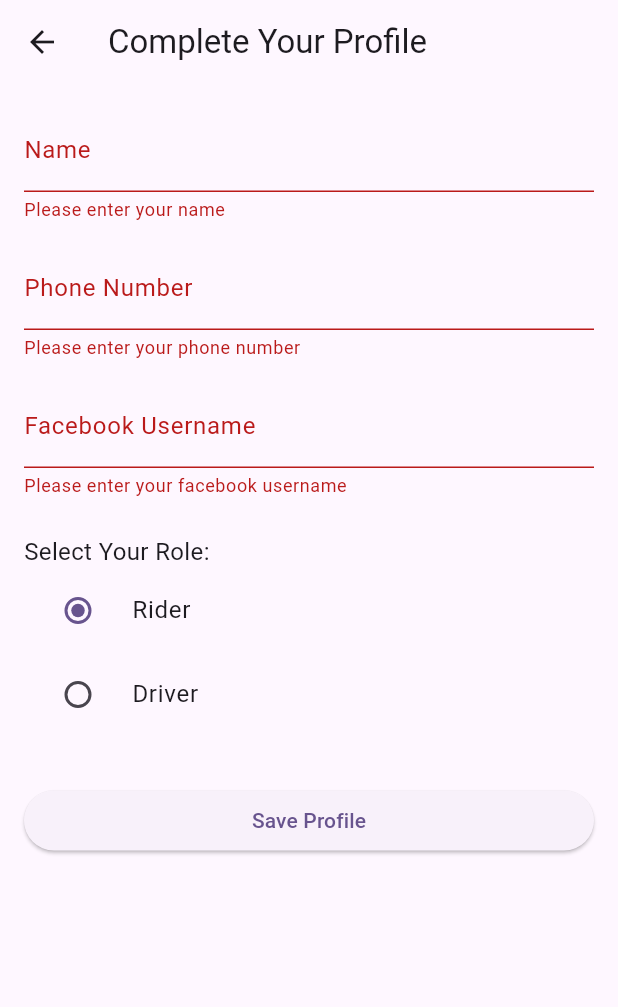
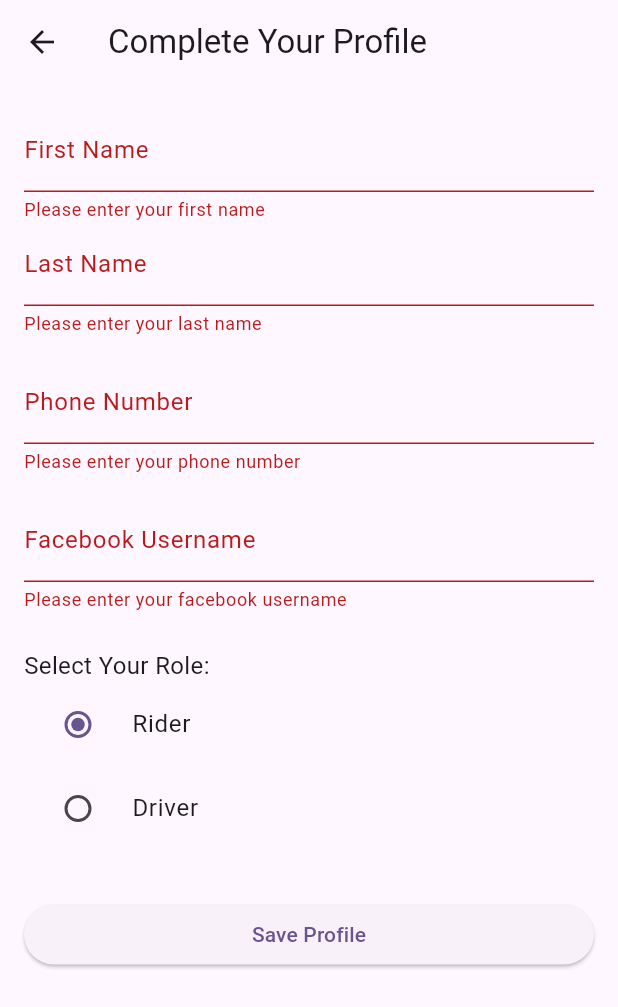
Before and after one commit to gracekazmierski/byuid_rideshare, a Flutter app: the ProfileSetupScreen screen opened directly, after a tap on "Save Profile", on a phone screen of 412 x 824 dp. Shown: the top 1007 px of the screen. Run offline on Flutter 3.47's test engine with Material 3 defaults, Android fonts, the phone set to English and light mode, and no system bars; our stand-ins replace cloud_firestore, firebase_auth, firebase_core, font_awesome_flutter, google_sign_in; accounts and stored records are empty; network calls fail.

Commit message:
finished seperate first and last names and preloaded edit profile page

```diff
--- a/lib/models/user_profile.dart
+++ b/lib/models/user_profile.dart
@@ -1,7 +1,8 @@
 
 class UserProfile {
   final String uid;
-  final String name;
+  final String firstName;
+  final String lastName;
   final bool isDriver;
   final String phoneNumber;
   final String? facebookUsername;
@@ -12,7 +13,8 @@ class UserProfile {
 
   UserProfile({
     required this.uid,
-    required this.name,
+    required this.firstName,
+    required this.lastName,
     required this.isDriver,
     required this.phoneNumber,
     this.facebookUsername,
@@ -25,7 +27,8 @@ class UserProfile {
   Map<String, dynamic> toFirestore() {
     final data = {
       'uid': uid,
-      'name': name,
+      'firstName': firstName,
+      'lastName': lastName,
       'isDriver': isDriver,
       'phoneNumber': phoneNumber,
       'vehicleMake': isDriver ? vehicleMake : null,
@@ -45,7 +48,8 @@ class UserProfile {
   factory UserProfile.fromFirestore(Map<String, dynamic> data) {
     return UserProfile(
       uid: data['uid'] ?? '',
-      name: data['name'] ?? '',
+      firstName: data['firstName'] ?? '',
+      lastName: data['lastName'] ?? '',
       isDriver: data['isDriver'] ?? false,
       phoneNumber: data['phoneNumber'] ?? '',
       facebookUsername: data['facebookUsername'],
--- a/lib/screens/auth/create_account_page.dart
+++ b/lib/screens/auth/create_account_page.dart
@@ -47,7 +47,8 @@ class _CreateAccountPageState extends State<CreateAccountPage> {
         // Create a UserProfile object with basic info
         UserProfile profile = UserProfile(
           uid: user.uid,
-          name: user.email!.split('@')[0], // Use part of email as default name
+          firstName: user.email!.split('@')[0], // Use email prefix as first name
+          lastName: '', // Leave last name empty for now
           isDriver: _isDriver,
           phoneNumber: '', // Will be updated on profile setup screen
         );
--- a/lib/screens/profile/profile_setup_screen.dart
+++ b/lib/screens/profile/profile_setup_screen.dart
@@ -20,7 +20,8 @@ class ProfileSetupScreen extends StatefulWidget {
 
 class _ProfileSetupScreenState extends State<ProfileSetupScreen> {
   final _formKey = GlobalKey<FormState>();
-  final _nameController = TextEditingController();
+  final _firstNameController = TextEditingController();
+  final _lastNameController = TextEditingController();
   final _phoneController = TextEditingController();
   final _facebookController = TextEditingController();
   UserRole _selectedRole = UserRole.rider; // Default role
@@ -34,9 +35,58 @@ class _ProfileSetupScreenState extends State<ProfileSetupScreen> {
   final UserService _userService = UserService();
   bool _isLoading = false;
 
+  // to preload info for edit profile data
+  @override
+  void initState() {
+    super.initState();
+    final currentUser = FirebaseAuth.instance.currentUser;
+    if (currentUser != null) {
+      _loadProfileData(currentUser.uid);
+    }
+  }
+
+  // for _loadProfileData
+  String _formatPhoneNumber(String number) {
+  final digits = number.replaceAll(RegExp(r'\D'), '');
+  if (digits.length == 10) {
+    return '(${digits.substring(0, 3)}) ${digits.substring(3, 6)}-${digits.substring(6)}';
+  }
+    return number; // Return as-is if not 10 digits
+  }
+
+  Future<void> _loadProfileData(String uid) async {
+    setState(() {
+      _isLoading = true;
+    });
+
+    final profile = await UserService.fetchUserProfile(uid);
+    if (profile != null) {
+      _firstNameController.text = profile.firstName;
+      _lastNameController.text = profile.lastName;
+      _phoneController.text = _formatPhoneNumber(profile.phoneNumber);
+      _facebookController.text = profile.facebookUsername ?? '';
+
+      if (profile.isDriver) {
+        _selectedRole = UserRole.driver;
+        _vehicleMakeController.text = profile.vehicleMake ?? '';
+        _vehicleModelController.text = profile.vehicleModel ?? '';
+        _vehicleColorController.text = profile.vehicleColor ?? '';
+        _vehicleYearController.text = profile.vehicleYear?.toString() ?? '';
+      } else {
+        _selectedRole = UserRole.rider;
+      }
+    }
+
+    setState(() {
+      _isLoading = false;
+    });
+  }
+
+
   @override
   void dispose() {
-    _nameController.dispose();
+    _firstNameController.dispose();
+    _lastNameController.dispose();
     _phoneController.dispose();
     _facebookController.dispose();
     _vehicleMakeController.dispose();
@@ -65,7 +115,8 @@ class _ProfileSetupScreenState extends State<ProfileSetupScreen> {
 
       final userProfile = UserProfile(
         uid: currentUser.uid,
-        name: _nameController.text.trim(),
+        firstName: _firstNameController.text.trim(),
+        lastName: _lastNameController.text.trim(),
         phoneNumber: _phoneController.text.trim(),
         facebookUsername: _facebookController.text.trim(),
         isDriver: _selectedRole == UserRole.driver,
@@ -86,11 +137,11 @@ class _ProfileSetupScreenState extends State<ProfileSetupScreen> {
       try {
         await UserService.saveUserProfile(userProfile);
 
-        // --- NEW LINE ADDED HERE ---
         // Update Firebase Auth displayName with the name from the profile setup
-        await currentUser.updateDisplayName(_nameController.text.trim());
-        print('Firebase Auth Display Name Updated: ${currentUser.displayName}');
-        // --- END NEW LINE ---
+        await currentUser.updateDisplayName(
+          '${_firstNameController.text.trim()} ${_lastNameController.text.trim()}'
+          );
+
 
         ScaffoldMessenger.of(context).showSnackBar(
           const SnackBar(content: Text('Profile saved successfully!')),
@@ -124,11 +175,21 @@ class _ProfileSetupScreenState extends State<ProfileSetupScreen> {
           child: ListView(
             children: <Widget>[
               TextFormField(
-                controller: _nameController,
-                decoration: const InputDecoration(labelText: 'Name'),
+                controller: _firstNameController,
+                decoration: const InputDecoration(labelText: 'First Name'),
                 validator: (value) {
                   if (value == null || value.isEmpty) {
-                    return 'Please enter your name';
+                    return 'Please enter your first name';
+                  }
+                  return null;
+                },
+              ),
+              TextFormField(
+                controller: _lastNameController,
+                decoration: const InputDecoration(labelText: 'Last Name'),
+                validator: (value) {
+                  if (value == null || value.isEmpty) {
+                    return 'Please enter your last name';
                   }
                   return null;
                 },
--- a/lib/services/user_service.dart
+++ b/lib/services/user_service.dart
@@ -73,9 +73,9 @@ class UserService {
 }
 
 void testProfileSave() async {
-  UserProfile profile = UserProfile(uid: 'abc123', name: 'Savannah', isDriver: true, phoneNumber: '555');
+  UserProfile profile = UserProfile(uid: 'abc123', firstName: 'Savannah', lastName: 'test', isDriver: true, phoneNumber: '555');
   await UserService.saveUserProfile(profile);
 
   UserProfile? fetched = await UserService.fetchUserProfile('abc123');
-  print('Name: ${fetched?.name}');
+  print('Name: ${fetched?.firstName} ${fetched?.lastName}');
 }
```
Also changed, not shown: lib/screens/auth/profile_edit_screen.dart (+17 -7 lines), lib/screens/rides/create_ride_screen.dart (+11 -1 lines).
